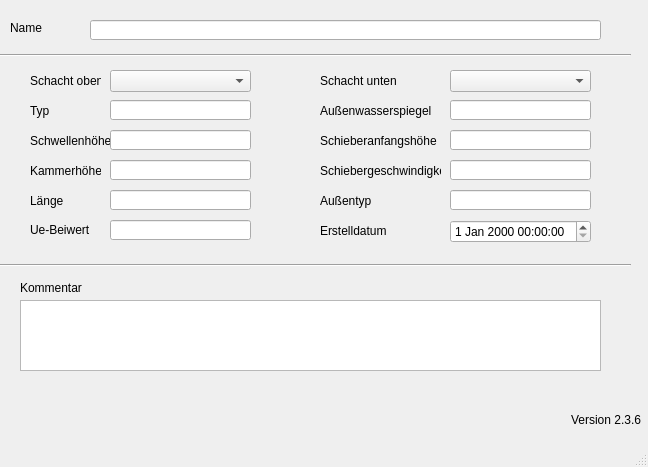
This is qkan/database/templates/wehre.ui in hoettges/QKan as Qt 5 draws it before an edit. The edited form follows.
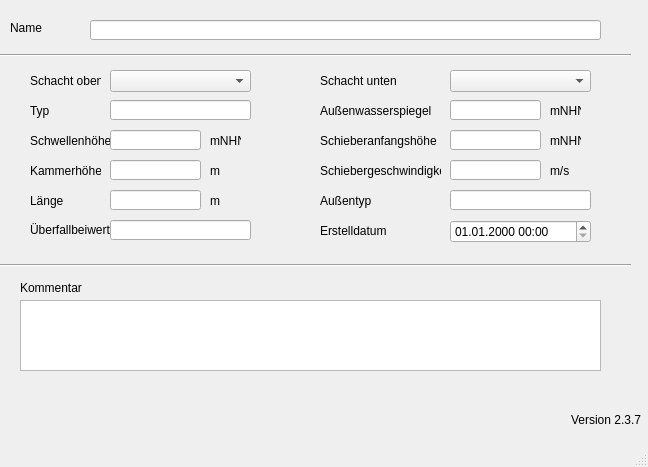
This is the edited form. Custom widgets are drawn as their Qt base class.

What changed in the file:
```diff
--- a/qkan/database/templates/wehre.ui
+++ b/qkan/database/templates/wehre.ui
@@ -50,7 +50,7 @@
      </rect>
     </property>
     <property name="text">
-     <string>Ue-Beiwert</string>
+     <string>Überfallbeiwert</string>
     </property>
    </widget>
    <widget class="QLabel" name="label_51">
@@ -247,7 +247,7 @@
      <rect>
       <x>110</x>
       <y>130</y>
-      <width>141</width>
+      <width>91</width>
       <height>20</height>
      </rect>
     </property>
@@ -257,7 +257,7 @@
      <rect>
       <x>110</x>
       <y>160</y>
-      <width>141</width>
+      <width>91</width>
       <height>20</height>
      </rect>
     </property>
@@ -267,7 +267,7 @@
      <rect>
       <x>110</x>
       <y>190</y>
-      <width>141</width>
+      <width>91</width>
       <height>20</height>
      </rect>
     </property>
@@ -297,7 +297,7 @@
      <rect>
       <x>450</x>
       <y>130</y>
-      <width>141</width>
+      <width>91</width>
       <height>20</height>
      </rect>
     </property>
@@ -307,7 +307,7 @@
      <rect>
       <x>450</x>
       <y>160</y>
-      <width>141</width>
+      <width>91</width>
       <height>20</height>
      </rect>
     </property>
@@ -317,7 +317,7 @@
      <rect>
       <x>450</x>
       <y>100</y>
-      <width>141</width>
+      <width>91</width>
       <height>20</height>
      </rect>
     </property>
@@ -352,16 +352,6 @@
      </rect>
     </property>
    </widget>
-   <widget class="QgsDateTimeEdit" name="createdat">
-    <property name="geometry">
-     <rect>
-      <x>450</x>
-      <y>220</y>
-      <width>141</width>
-      <height>23</height>
-     </rect>
-    </property>
-   </widget>
    <widget class="QLabel" name="lb_version">
     <property name="geometry">
      <rect>
@@ -375,12 +365,106 @@
      <string>Version QKan Import</string>
     </property>
     <property name="text">
-     <string>Version 2.3.6</string>
+     <string>Version 2.3.7</string>
     </property>
     <property name="alignment">
      <set>Qt::AlignRight|Qt::AlignTrailing|Qt::AlignVCenter</set>
     </property>
    </widget>
+   <widget class="QgsDateTimeEdit" name="createdat">
+    <property name="geometry">
+     <rect>
+      <x>450</x>
+      <y>220</y>
+      <width>141</width>
+      <height>23</height>
+     </rect>
+    </property>
+    <property name="currentSection">
+     <enum>QDateTimeEdit::DaySection</enum>
+    </property>
+    <property name="displayFormat">
+     <string>dd.MM.yyyy HH:mm</string>
+    </property>
+   </widget>
+   <widget class="QLabel" name="label_2">
+    <property name="geometry">
+     <rect>
+      <x>210</x>
+      <y>130</y>
+      <width>31</width>
+      <height>21</height>
+     </rect>
+    </property>
+    <property name="text">
+     <string>mNHN</string>
+    </property>
+   </widget>
+   <widget class="QLabel" name="label_4">
+    <property name="geometry">
+     <rect>
+      <x>210</x>
+      <y>160</y>
+      <width>31</width>
+      <height>21</height>
+     </rect>
+    </property>
+    <property name="text">
+     <string>m</string>
+    </property>
+   </widget>
+   <widget class="QLabel" name="label_5">
+    <property name="geometry">
+     <rect>
+      <x>210</x>
+      <y>190</y>
+      <width>31</width>
+      <height>21</height>
+     </rect>
+    </property>
+    <property name="text">
+     <string>m</string>
+    </property>
+   </widget>
+   <widget class="QLabel" name="label_8">
+    <property name="geometry">
+     <rect>
+      <x>550</x>
+      <y>100</y>
+      <width>31</width>
+      <height>21</height>
+     </rect>
+    </property>
+    <property name="text">
+     <string>mNHN</string>
+    </property>
+   </widget>
+   <widget class="QLabel" name="label_13">
+    <property name="geometry">
+     <rect>
+      <x>550</x>
+      <y>130</y>
+      <width>31</width>
+      <height>21</height>
+     </rect>
+    </property>
+    <property name="text">
+     <string>mNHN</string>
+    </property>
+   </widget>
+   <widget class="QLabel" name="label_15">
+    <property name="geometry">
+     <rect>
+      <x>550</x>
+      <y>160</y>
+      <width>31</width>
+      <height>21</height>
+     </rect>
+    </property>
+    <property name="text">
+     <string>m/s</string>
+    </property>
+   </widget>
   </widget>
   <widget class="QMenuBar" name="menubar">
    <property name="geometry">
```
Left out of the diff: 1 changed line with no effect on the pictures.
